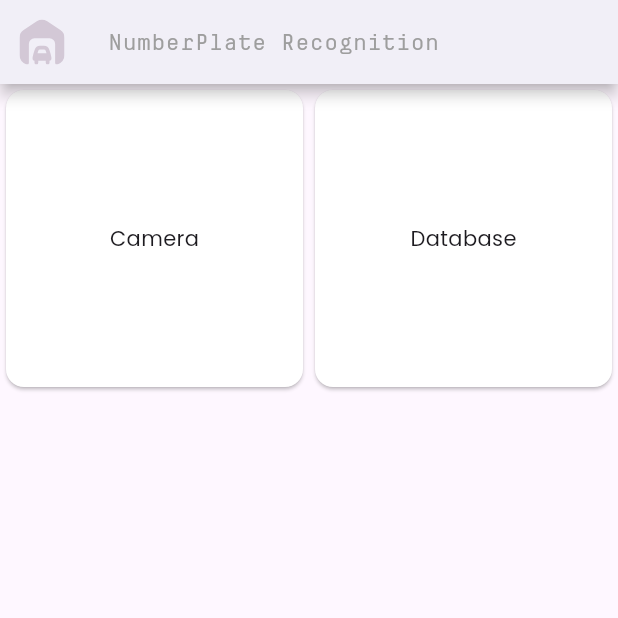
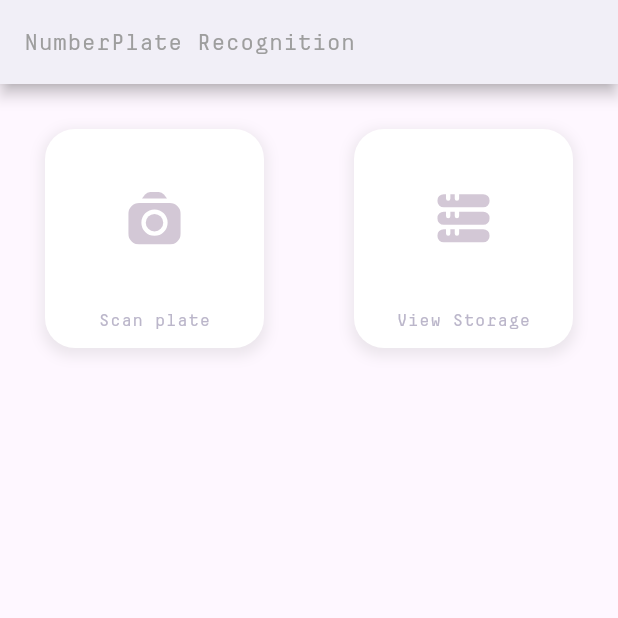
Before and after one commit to yassir56069/numberplate_recog, a Flutter app: the screen it shows after launch, on a phone screen of 412 x 824 dp, the top half of it. Run offline on Flutter 3.47's test engine with Material 3 defaults, Android fonts, the phone set to English and light mode, and no system bars; our stand-ins replace flutter_svg.

Commit message:
scan plate navigation and inkwell styling

```diff
--- a/lib/pages/home.dart
+++ b/lib/pages/home.dart
@@ -1,5 +1,6 @@
 import 'package:flutter/material.dart';
 import 'package:flutter_svg/flutter_svg.dart';
+import 'package:numberplate_recog/pages/scan.dart';
 
 class HomePage extends StatelessWidget {
   const HomePage({super.key});
@@ -16,30 +17,108 @@ class HomePage extends StatelessWidget {
         backgroundColor: const Color.fromARGB(255, 255, 255, 255),
         elevation: 4,
         shadowColor: Colors.black,
-          leading: Container(
-            margin: const EdgeInsets.all(8),
-            decoration: BoxDecoration(borderRadius: BorderRadius.circular(10)),
-            alignment: Alignment.center,
+        // leading: Container(
+        //   margin: const EdgeInsets.all(8),
+        //   decoration: BoxDecoration(borderRadius: BorderRadius.circular(10)),
+        //   alignment: Alignment.center,
+        // child: SvgPicture.asset(
+        //   'assets/icons/garage-car.svg',
+        //   colorFilter:
+        //       const ColorFilter.mode(Color(0xffD3C8D6), BlendMode.srcIn),
+        //   height: 30,
+        //   width: 30,
+        // ),
+      ),
+      body: GridView.count(crossAxisCount: 2, children: [
+        Container(
+          margin: const EdgeInsets.all(30),
+          child: InkWell(
+            onTap: () {
+              Navigator.of(context).push(
+                  MaterialPageRoute(builder: (context) => const ScanPage()));
+            },
+            borderRadius: BorderRadius.circular(20),
+            child: Ink(
+              decoration: BoxDecoration(
+                color: Colors.white,
+                borderRadius: BorderRadius.circular(20),
+                boxShadow: [
+                  BoxShadow(
+                    color: Colors.grey.withOpacity(0.2),
+                    spreadRadius: 2,
+                    blurRadius: 7,
+                    offset: const Offset(0, 3), // changes position of shadow
+                  ),
+                ],
+              ),
+              child: Column(
+                children: <Widget>[
+                  Expanded(
                     child: SvgPicture.asset(
-              'assets/icons/garage-car.svg',
-              colorFilter:
-                  const ColorFilter.mode(Color(0xffD3C8D6), BlendMode.srcIn),
-              height: 30,
-              width: 30,
+                      'assets/icons/camera.svg',
+                      colorFilter: const ColorFilter.mode(
+                          Color(0xffD3C8D6), BlendMode.srcIn),
+                      height: 35,
+                      width: 35,
                     ),
-          )),
-      body: GridView.count(crossAxisCount: 2, children: const [
-        Card(
+                  ),
+                  Container(
+                    padding: const EdgeInsets.only(bottom: 10.0),
+                    child: const Text(
+                      'Scan plate',
+                      style: TextStyle(
+                          fontFamily: 'DecimaMonoCyr',
+                          fontSize: 12,
+                          color: Color.fromARGB(255, 187, 182, 202)),
+                    ),
+                  ),
+                ],
+              ),
+            ),
+          ),
+        ),
+        Container(
+          margin: const EdgeInsets.all(30),
+          child: InkWell(
+            onTap: () {},
+            borderRadius: BorderRadius.circular(20),
+            child: Ink(
+              decoration: BoxDecoration(
                 color: Colors.white,
-            shadowColor: Colors.black,
-            child: Center(
-              child: Text('Camera'),
-            )),
-        Card(
-          color: Colors.white,
-          shadowColor: Colors.black,
-          child: Center(
-            child: Text('Database'),
+                borderRadius: BorderRadius.circular(20),
+                boxShadow: [
+                  BoxShadow(
+                    color: Colors.grey.withOpacity(0.2),
+                    spreadRadius: 2,
+                    blurRadius: 7,
+                    offset: const Offset(0, 3), // changes position of shadow
+                  ),
+                ],
+              ),
+              child: Column(
+                children: <Widget>[
+                  Expanded(
+                    child: SvgPicture.asset(
+                      'assets/icons/database.svg',
+                      colorFilter: const ColorFilter.mode(
+                          Color(0xffD3C8D6), BlendMode.srcIn),
+                      height: 35,
+                      width: 35,
+                    ),
+                  ),
+                  Container(
+                    padding: const EdgeInsets.only(bottom: 10.0),
+                    child: const Text(
+                      'View Storage',
+                      style: TextStyle(
+                          fontFamily: 'DecimaMonoCyr',
+                          fontSize: 12,
+                          color: Color.fromARGB(255, 187, 182, 202)),
+                    ),
+                  ),
+                ],
+              ),
+            ),
           ),
         ),
       ]),
```
Lines whose indentation alone changed are shown as unchanged.
